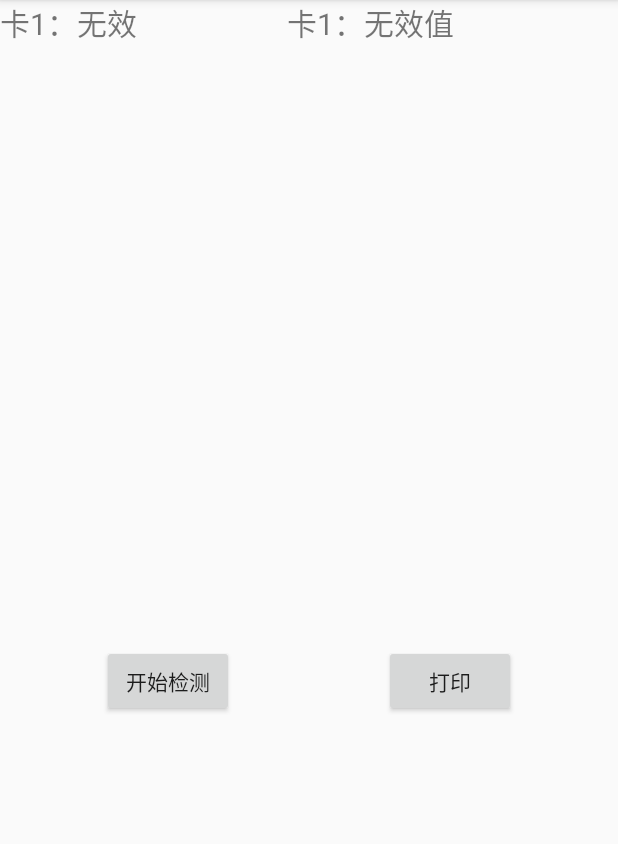
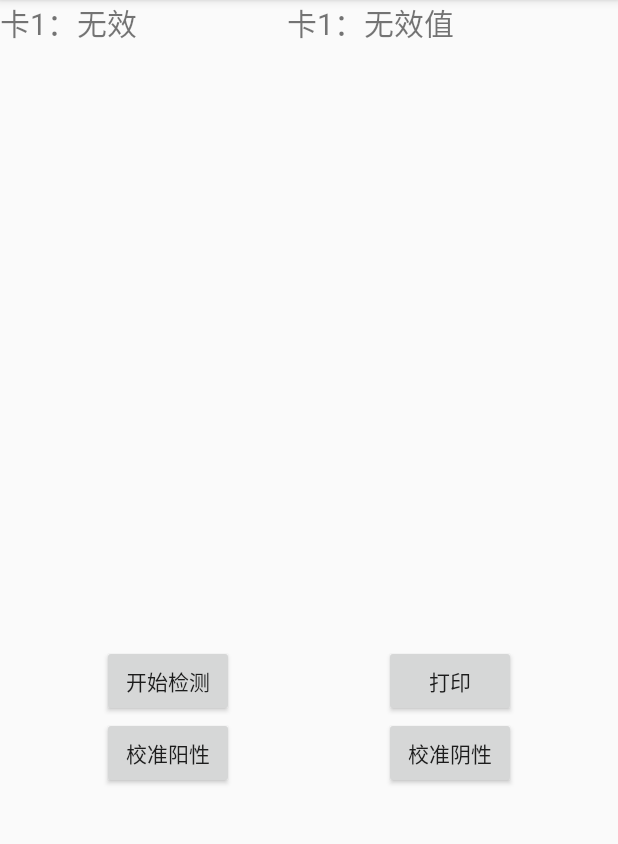
Before and after one commit to qincong/jiance, an Android app: the JianCePanDuActivity screen opened directly, with no data from a screen before it, on a phone screen of 412 x 824 dp, the part 84-928 px from its top. Run offline under Robolectric (Android 15) with nearby library versions, the phone set to English and light mode, and no system bars.

```diff
--- a/app/src/main/AndroidManifest.xml
+++ b/app/src/main/AndroidManifest.xml
@@ -3,6 +3,10 @@
     package="com.example.qincong.jiance">
   <uses-permission android:name="android.permission.BLUETOOTH"/>
   <uses-permission android:name="android.permission.BLUETOOTH_ADMIN"/>
+  <uses-permission android:name="android.permission.FLASHLIGHT" />
+  <uses-permission android:name="android.permission.CAMERA"/>
+  <uses-feature android:name="android.hardware.camera" />
+
   <application
       android:allowBackup="true"
       android:icon="@mipmap/ic_launcher"
--- a/app/src/main/java/com/example/qincong/jiance/BitmapCompare.java
+++ b/app/src/main/java/com/example/qincong/jiance/BitmapCompare.java
@@ -39,7 +39,7 @@ public class BitmapCompare
 
     private static void comparePixels(int[] pixels1, int[] pixels2, int length) {
         for (int i = 0; i < length; i++) {
-            if (pixels1[i] == pixels2[i]) {
+            if ((pixels1[i] - pixels2[i])>=-1000&&(pixels1[i] - pixels2[i])<=1000) {
                 Count.sT++;
             } else {
                 Count.sF++;
--- a/app/src/main/java/com/example/qincong/jiance/MainActivity.java
+++ b/app/src/main/java/com/example/qincong/jiance/MainActivity.java
@@ -24,8 +24,8 @@ public class MainActivity extends AppCompatActivity {
     protected void onCreate(Bundle savedInstanceState) {
         super.onCreate(savedInstanceState);
         setContentView(R.layout.login);
-        String line=BitmapCompare.similarity(getFilesDir()+"/bz_yang.jpg",getFilesDir()+"/20161211_020635.jpg").toString();
-        Toast.makeText(getApplicationContext(),line,Toast.LENGTH_SHORT).show();
+//        String line=BitmapCompare.similarity(getFilesDir()+"/bz_yang.jpg",getFilesDir()+"/20161211_020635.jpg").toString();
+//        Toast.makeText(getApplicationContext(),line,Toast.LENGTH_SHORT).show();
         try{
 
             FileInputStream inputStream=getApplicationContext().openFileInput("img.txt");
--- a/app/src/main/res/layout/jiancepandu.xml
+++ b/app/src/main/res/layout/jiancepandu.xml
@@ -51,4 +51,22 @@
             android:text="打印"/>
         <LinearLayout android:layout_width="wrap_content" android:layout_height="wrap_content" android:layout_weight="1"/>
     </LinearLayout>
+    <LinearLayout
+        android:layout_width="match_parent"
+        android:layout_height="wrap_content"
+        android:orientation="horizontal">
+        <LinearLayout android:layout_width="wrap_content" android:layout_height="wrap_content" android:layout_weight="1"/>
+        <Button
+            android:id="@+id/jiaozhunyangxing"
+            android:layout_width="wrap_content"
+            android:layout_height="wrap_content"
+            android:text="校准阳性"/>
+        <Button
+            android:id="@+id/jiaozhunyinxing"
+            android:layout_marginLeft="100dp"
+            android:layout_width="wrap_content"
+            android:layout_height="wrap_content"
+            android:text="校准阴性"/>
+        <LinearLayout android:layout_width="wrap_content" android:layout_height="wrap_content" android:layout_weight="1"/>
+    </LinearLayout>
 </LinearLayout>
```
Also changed, not shown: app/src/main/java/com/example/qincong/jiance/JianCePanDuActivity.java (+123 -27 lines).
